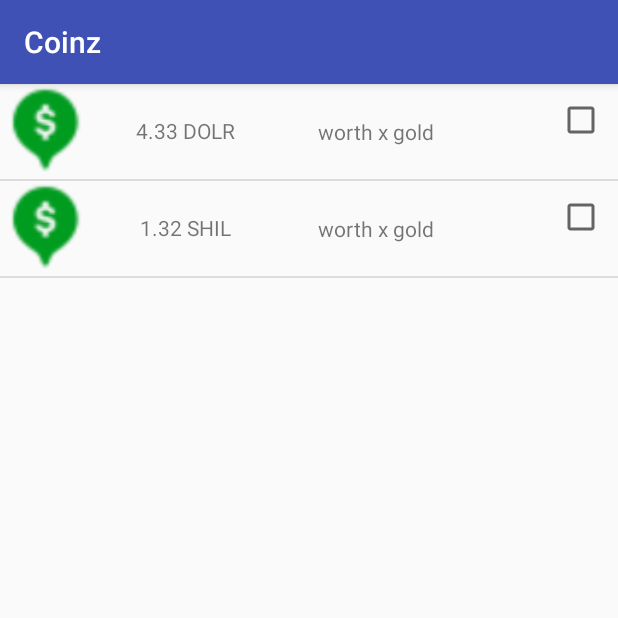
After one commit to Narrik/Coinz, an Android app: the BankActivity screen opened directly, with no data from a screen before it, on a phone screen of 412 x 824 dp, the top half of it. The commit adds this screen. Run offline under Robolectric (Android 15) with nearby library versions, the phone set to English and light mode, and no system bars.

Commit message:
User is able to collect coins and store them in their wallet, added ability to see your coins in a checkable listview

```diff
--- a/app/src/main/AndroidManifest.xml
+++ b/app/src/main/AndroidManifest.xml
@@ -28,7 +28,8 @@
         </activity>
         <activity android:name=".MapboxActivity" />
         <activity android:name=".LoginActivity" />
-        <activity android:name=".ChatActivity"></activity>
+        <activity android:name=".ChatActivity" />
+        <activity android:name=".BankActivity"></activity>
     </application>
 
 </manifest>
--- /dev/null
+++ b/app/src/main/java/four_k/coinz/BankActivity.java
@@ -0,0 +1,30 @@
+package four_k.coinz;
+
+import android.support.v7.app.AppCompatActivity;
+import android.os.Bundle;
+import android.widget.AbsListView;
+import android.widget.ArrayAdapter;
+import android.widget.ListView;
+
+import java.util.ArrayList;
+
+public class BankActivity extends AppCompatActivity {
+
+    @Override
+    protected void onCreate(Bundle savedInstanceState) {
+        super.onCreate(savedInstanceState);
+        setContentView(R.layout.activity_bank);
+        // Construct the data source
+        Coin coin1 = new Coin("re",4.3333232,"DOLR",34,34);
+        Coin coin2 = new Coin("re",1.32333232,"SHIL",34,34);
+        ArrayList<Coin> coinsInWallet = new ArrayList<>();
+        coinsInWallet.add(coin1);
+        coinsInWallet.add(coin2);
+        // Create the adapter to convert the array to views
+        CoinAdapter adapter = new CoinAdapter(this, coinsInWallet);
+        // Attach the adapter to a ListView
+        ListView listView = findViewById(R.id.list_view);
+        listView.setAdapter(adapter);
+        listView.setChoiceMode(AbsListView.CHOICE_MODE_MULTIPLE);
+    }
+}
--- /dev/null
+++ b/app/src/main/java/four_k/coinz/CoinAdapter.java
@@ -0,0 +1,41 @@
+package four_k.coinz;
+
+import android.content.Context;
+import android.icu.text.DecimalFormat;
+import android.view.LayoutInflater;
+import android.view.View;
+import android.view.ViewGroup;
+import android.widget.ArrayAdapter;
+import android.widget.ImageView;
+import android.widget.TextView;
+
+import java.util.ArrayList;
+
+public class CoinAdapter extends ArrayAdapter<Coin> {
+    public CoinAdapter(Context context, ArrayList<Coin> users) {
+        super(context, 0, users);
+    }
+
+    @Override
+    public View getView(int position, View convertView, ViewGroup parent) {
+        // Get the data item for this position
+        Coin coin = getItem(position);
+        // Check if an existing view is being reused, otherwise inflate the view
+        if (convertView == null) {
+            convertView = LayoutInflater.from(getContext()).inflate(R.layout.coin_list, parent, false);
+        }
+        // Lookup view for data population
+        ImageView currencyIcon = convertView.findViewById(R.id.ivCurrencyIcon);
+        TextView coinInfo = convertView.findViewById(R.id.tvCoinInfo);
+        TextView goldInfo = convertView.findViewById(R.id.tvGoldinfo);
+        // Populate the data into the template view using the data object
+        DecimalFormat df = new DecimalFormat("#.##");
+        String curCoin = df.format(coin.getValue())+" "+coin.getCurrency();
+        String curGold = "worth x gold";
+        coinInfo.setText(curCoin);
+        goldInfo.setText(curGold);
+        currencyIcon.setImageDrawable(getContext().getDrawable(R.drawable.dolr_marker));
+        // Return the completed view to render on screen
+        return convertView;
+    }
+}
--- a/app/src/main/java/four_k/coinz/LoginActivity.java
+++ b/app/src/main/java/four_k/coinz/LoginActivity.java
@@ -9,7 +9,9 @@ import android.view.View;
 import android.widget.EditText;
 import android.widget.Toast;
 
+import com.google.android.gms.tasks.OnCanceledListener;
 import com.google.android.gms.tasks.OnCompleteListener;
+import com.google.android.gms.tasks.OnFailureListener;
 import com.google.android.gms.tasks.Task;
 import com.google.firebase.auth.AuthResult;
 import com.google.firebase.auth.FirebaseAuth;
--- /dev/null
+++ b/app/src/main/res/layout/activity_bank.xml
@@ -0,0 +1,15 @@
+<?xml version="1.0" encoding="utf-8"?>
+<RelativeLayout xmlns:android="http://schemas.android.com/apk/res/android"
+    xmlns:app="http://schemas.android.com/apk/res-auto"
+    xmlns:tools="http://schemas.android.com/tools"
+    android:layout_width="match_parent"
+    android:layout_height="match_parent"
+    tools:context=".BankActivity">
+
+    <ListView
+        android:id="@+id/list_view"
+        android:layout_width="match_parent"
+        android:layout_height="match_parent" />
+
+
+</RelativeLayout>
--- /dev/null
+++ b/app/src/main/res/layout/coin_list.xml
@@ -0,0 +1,54 @@
+<?xml version="1.0" encoding="utf-8"?>
+<android.support.constraint.ConstraintLayout xmlns:android="http://schemas.android.com/apk/res/android"
+    xmlns:app="http://schemas.android.com/apk/res-auto"
+    xmlns:tools="http://schemas.android.com/tools"
+    android:id="@+id/coordinatorLayout2"
+    android:layout_width="match_parent"
+    android:layout_height="match_parent">
+
+    <ImageView
+        android:id="@+id/ivCurrencyIcon"
+        android:layout_width="61dp"
+        android:layout_height="59dp" />
+
+    <TextView
+        android:id="@+id/tvCoinInfo"
+        android:layout_width="124dp"
+        android:layout_height="46dp"
+        android:layout_marginBottom="8dp"
+        android:layout_marginTop="8dp"
+        android:gravity="center"
+        android:text="TextView"
+        app:layout_constraintBottom_toBottomOf="parent"
+        app:layout_constraintStart_toEndOf="@+id/ivCurrencyIcon"
+        app:layout_constraintTop_toTopOf="parent"
+        app:layout_constraintVertical_bias="0.0" />
+
+    <TextView
+        android:id="@+id/tvGoldinfo"
+        android:layout_width="130dp"
+        android:layout_height="47dp"
+        android:layout_marginBottom="8dp"
+        android:layout_marginTop="8dp"
+        android:gravity="center"
+        android:text="TextView"
+        app:layout_constraintBottom_toBottomOf="parent"
+        app:layout_constraintStart_toEndOf="@+id/tvCoinInfo"
+        app:layout_constraintTop_toTopOf="parent"
+        app:layout_constraintVertical_bias="0.0" />
+
+    <CheckBox
+        android:id="@+id/checkBox"
+        android:layout_width="wrap_content"
+        android:layout_height="wrap_content"
+        android:layout_marginBottom="8dp"
+        android:layout_marginEnd="8dp"
+        android:layout_marginStart="48dp"
+        android:layout_marginTop="8dp"
+        app:layout_constraintBottom_toBottomOf="parent"
+        app:layout_constraintEnd_toEndOf="parent"
+        app:layout_constraintHorizontal_bias="0.893"
+        app:layout_constraintStart_toEndOf="@+id/tvGoldinfo"
+        app:layout_constraintTop_toTopOf="parent"
+        app:layout_constraintVertical_bias="0.0" />
+</android.support.constraint.ConstraintLayout>
--- a/app/src/main/res/values/strings.xml
+++ b/app/src/main/res/values/strings.xml
@@ -13,4 +13,7 @@
     <string name="enter_your_username">Enter your username</string>
     <string name="accept">accept</string>
     <string name="looks_like_it_s_your_first_time_here">Looks like it\'s your first time here!</string>
+    <string name="bank">Bank</string>
+    <string name="sign_out">sign out</string>
+    <string name="chat">Chat</string>
 </resources>
```
Also changed, not shown: app/src/main/java/four_k/coinz/MainActivity.java (+6 -1 lines), app/src/main/java/four_k/coinz/MapboxActivity.java (+71 -33 lines), app/src/main/res/layout/activity_chat.xml (+8 -6 lines), app/src/main/res/layout/activity_login.xml (+15 -11 lines), app/src/main/res/layout/activity_main.xml (+17 -2 lines).
